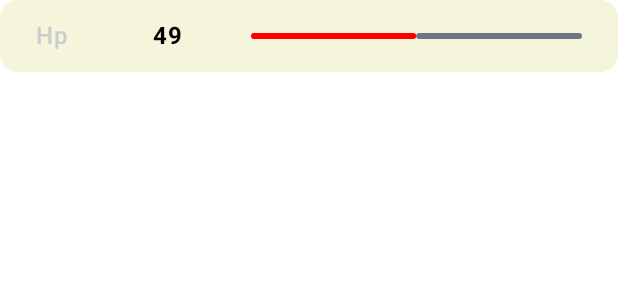
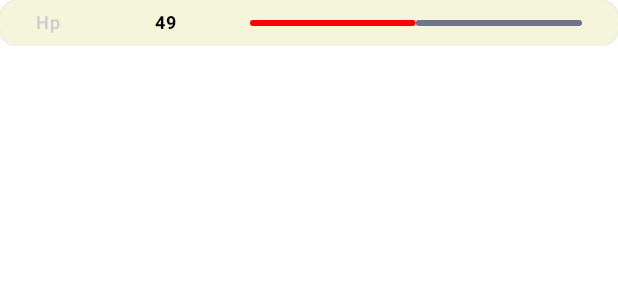
Before and after one commit to vimi30/PokeDex, an Android app built with Jetpack Compose: the @Preview function PokemonStatComponentPreview, on a phone screen of 412 x 824 dp. Shown: the top 300 px of the screen. Run offline under Robolectric (Android 15) with nearby library versions, the phone set to English and light mode, and no system bars.

Commit message:
few ui changes

```diff
--- a/app/src/main/java/com/example/pokedex/presentation/components/PokemonEvolutionComponent.kt
+++ b/app/src/main/java/com/example/pokedex/presentation/components/PokemonEvolutionComponent.kt
@@ -37,7 +37,8 @@ fun PokemonEvolutionComponent(
             textAlign = TextAlign.Center,
             text = capitalizeName(evolutionStage.speciesName),
             fontWeight = FontWeight.SemiBold,
-            fontSize = 16.sp
+            fontSize = 12.sp,
+            lineHeight = 12.sp,
         )
     }
 }
--- a/app/src/main/java/com/example/pokedex/presentation/components/PokemonStatComponent.kt
+++ b/app/src/main/java/com/example/pokedex/presentation/components/PokemonStatComponent.kt
@@ -20,6 +20,7 @@ import androidx.compose.ui.text.font.FontWeight
 import androidx.compose.ui.text.style.TextAlign
 import androidx.compose.ui.tooling.preview.Preview
 import androidx.compose.ui.unit.dp
+import androidx.compose.ui.unit.sp
 import com.example.pokedex.ui.theme.PokeDexTheme
 import com.example.pokedex.ui.theme.SoftBeige
 import com.example.pokedex.utils.capitalizeName
@@ -37,30 +38,34 @@ fun PokemonStatComponent(statLabel: String, level: Int) {
     Row(
         verticalAlignment = Alignment.CenterVertically,
         horizontalArrangement = Arrangement.Start,
-        modifier = Modifier.padding(12.dp)
+        modifier = Modifier.padding(8.dp)
     ) {
         Text(
             text = capitalizeName(statLabel),
+            fontSize = 12.sp,
+            lineHeight = 12.sp,
             fontWeight = FontWeight.SemiBold,
             textAlign = TextAlign.Start,
             color = Color.LightGray,
             modifier = Modifier
-                .padding(start = 12.dp)
+                .padding(start = 16.dp)
                 .weight(0.2f)
         )
         Text(
             text = currentNumber.toString(),
+            fontSize = 12.sp,
+            lineHeight = 12.sp,
             fontWeight = FontWeight.Bold,
             textAlign = TextAlign.Start,
             modifier = Modifier
-                .padding(start = 12.dp)
+                .padding(start = 16.dp)
                 .weight(0.2f)
         )
         AnimatedStatBarComponent(
             indicatorProgress = level.toFloat() / 100,
             modifier = Modifier
                 .fillMaxWidth()
-                .padding(end = 12.dp)
+                .padding(end = 16.dp)
                 .weight(0.6f)
         )
     }
```
Also changed, not shown: app/src/main/java/com/example/pokedex/presentation/components/AboutDataComponent.kt (+6 -1 lines), app/src/main/java/com/example/pokedex/presentation/components/FavoriteListItem.kt (+10 -10 lines), app/src/main/java/com/example/pokedex/presentation/screens/PokemonDetailsScreen.kt (+12 -6 lines).
